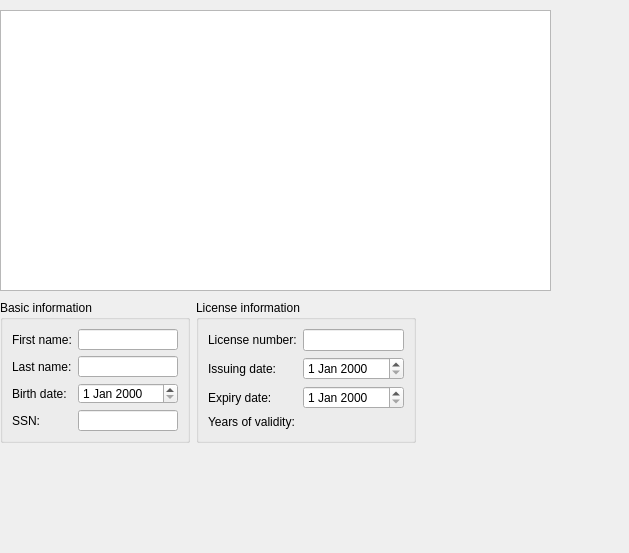
This is src/uis/profilemanagerwidget.ui in riccardobellini/VehicleReminder as Qt 5 draws it before an edit. The edited form follows.
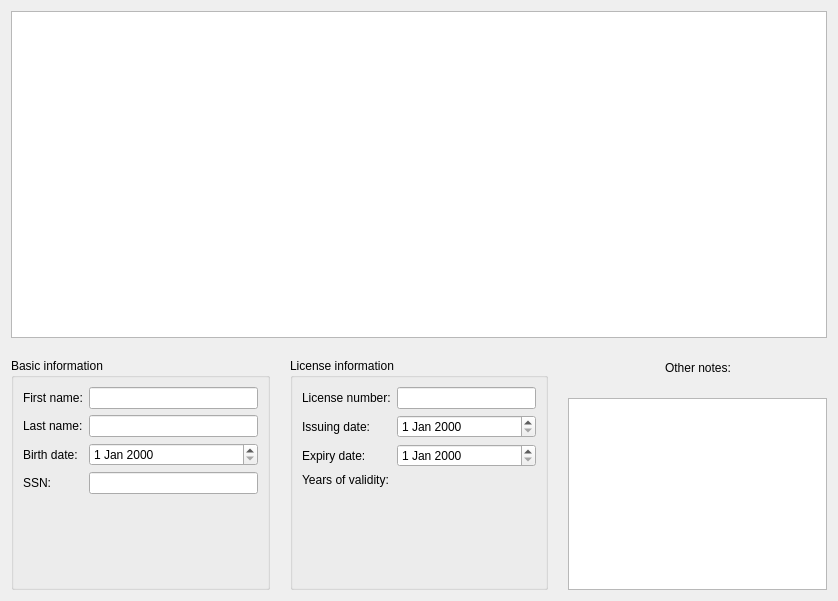
This is the edited form. Custom widgets are drawn as their Qt base class.

Commit message: First draft of profile manager ui file

Diff of the .ui file:
```diff
--- a/src/uis/profilemanagerwidget.ui
+++ b/src/uis/profilemanagerwidget.ui
@@ -6,32 +6,21 @@
    <rect>
     <x>0</x>
     <y>0</y>
-    <width>629</width>
-    <height>553</height>
+    <width>838</width>
+    <height>601</height>
    </rect>
   </property>
   <property name="windowTitle">
    <string>Profile Manager</string>
   </property>
-  <widget class="QListView" name="profileView">
-   <property name="geometry">
-    <rect>
-     <x>0</x>
-     <y>10</y>
-     <width>551</width>
-     <height>281</height>
-    </rect>
+  <layout class="QVBoxLayout" name="verticalLayout_2" stretch="1,0">
+   <property name="spacing">
+    <number>20</number>
    </property>
-  </widget>
-  <widget class="QWidget" name="">
-   <property name="geometry">
-    <rect>
-     <x>0</x>
-     <y>300</y>
-     <width>416</width>
-     <height>143</height>
-    </rect>
-   </property>
+   <item>
+    <widget class="QListView" name="profileView"/>
+   </item>
+   <item>
    <layout class="QHBoxLayout" name="horizontalLayout">
     <item>
      <widget class="QGroupBox" name="basicInfoGroupBox">
@@ -131,8 +120,53 @@
       </layout>
      </widget>
     </item>
-   </layout>
-  </widget>
+     <item>
+      <layout class="QVBoxLayout" name="verticalLayout">
+       <item>
+        <layout class="QHBoxLayout" name="horizontalLayout_2">
+         <item>
+          <spacer name="horizontalSpacer">
+           <property name="orientation">
+            <enum>Qt::Horizontal</enum>
+           </property>
+           <property name="sizeHint" stdset="0">
+            <size>
+             <width>40</width>
+             <height>20</height>
+            </size>
+           </property>
+          </spacer>
+         </item>
+         <item>
+          <widget class="QLabel" name="otherNotesLabel">
+           <property name="text">
+            <string>Other notes:</string>
+           </property>
+          </widget>
+         </item>
+         <item>
+          <spacer name="horizontalSpacer_2">
+           <property name="orientation">
+            <enum>Qt::Horizontal</enum>
+           </property>
+           <property name="sizeHint" stdset="0">
+            <size>
+             <width>40</width>
+             <height>20</height>
+            </size>
+           </property>
+          </spacer>
+         </item>
+        </layout>
+       </item>
+       <item>
+        <widget class="KTextEdit" name="otherNotesTextEdit"/>
+       </item>
+      </layout>
+     </item>
+    </layout>
+   </item>
+  </layout>
  </widget>
  <customwidgets>
   <customwidget>
@@ -140,6 +174,11 @@
    <extends>QLineEdit</extends>
    <header>klineedit.h</header>
   </customwidget>
+  <customwidget>
+   <class>KTextEdit</class>
+   <extends>QTextEdit</extends>
+   <header>ktextedit.h</header>
+  </customwidget>
   <customwidget>
    <class>KIntNumInput</class>
    <extends>QWidget</extends>
```
Left out of the diff: 8 changed lines with no effect on the pictures. Lines whose indentation alone changed are shown as unchanged.
